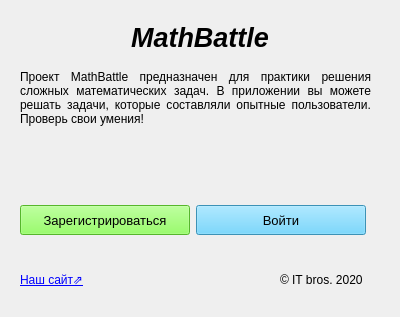
Above: data/ui/PreviewRegisterWindow.ui from TereDom/MathBattle before the change. Below: the same form after it.
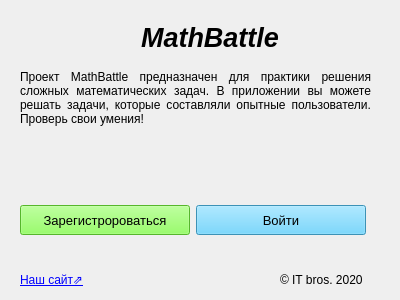
That is the form after the change.

Commit message: Обновлён интерфейс, добавлены шаблоны регистрации и авторизации

What changed in the file:
```diff
--- a/data/ui/PreviewRegisterWindow.ui
+++ b/data/ui/PreviewRegisterWindow.ui
@@ -7,7 +7,7 @@
     <x>0</x>
     <y>0</y>
     <width>400</width>
-    <height>317</height>
+    <height>300</height>
    </rect>
   </property>
   <property name="windowTitle">
@@ -16,7 +16,7 @@
   <widget class="QLabel" name="label">
    <property name="geometry">
     <rect>
-     <x>125</x>
+     <x>135</x>
      <y>20</y>
      <width>150</width>
      <height>35</height>
@@ -105,6 +105,9 @@
     </rect>
    </property>
    <layout class="QHBoxLayout" name="horizontalLayout">
+    <property name="spacing">
+     <number>6</number>
+    </property>
     <item>
      <widget class="QPushButton" name="RegButton">
       <property name="minimumSize">
@@ -128,7 +131,7 @@
        <string notr="true">background-color: rgb(120, 255, 62);</string>
       </property>
       <property name="text">
-       <string>Зарегистрироваться</string>
+       <string>Зарегистророваться</string>
       </property>
      </widget>
     </item>
```
Left out of the diff: 4 changed lines with no effect on the pictures. The commit also changes 5 other files.
